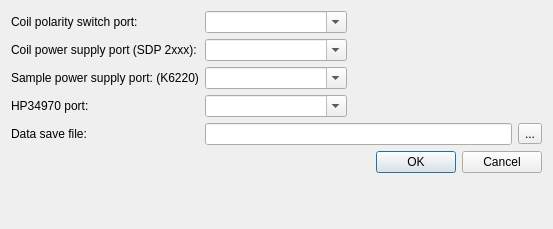
This is src/configui.ui in mBr001/hall as Qt 5 draws it before an edit. The edited form follows.
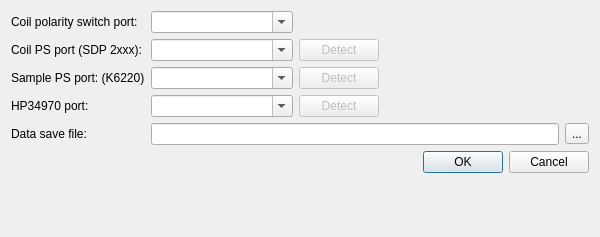
This is the edited form.

Commit message: Total rework, experiment moved into separace class

```diff
--- a/src/configui.ui
+++ b/src/configui.ui
@@ -6,8 +6,8 @@
    <rect>
     <x>0</x>
     <y>0</y>
-    <width>553</width>
-    <height>229</height>
+    <width>600</width>
+    <height>237</height>
    </rect>
   </property>
   <property name="windowTitle">
@@ -24,56 +24,17 @@
      </property>
     </widget>
    </item>
-   <item row="0" column="1">
-    <widget class="QComboBox" name="switchPortComboBox">
-     <property name="editable">
-      <bool>true</bool>
-     </property>
-     <property name="sizeAdjustPolicy">
-      <enum>QComboBox::AdjustToContents</enum>
-     </property>
-     <property name="minimumContentsLength">
-      <number>14</number>
-     </property>
-    </widget>
-   </item>
    <item row="1" column="0">
     <widget class="QLabel" name="label_2">
      <property name="text">
-      <string>Coil power supply port (SDP 2xxx):</string>
-     </property>
-    </widget>
-   </item>
-   <item row="1" column="1">
-    <widget class="QComboBox" name="powerSupplyPortComboBox">
-     <property name="editable">
-      <bool>true</bool>
-     </property>
-     <property name="sizeAdjustPolicy">
-      <enum>QComboBox::AdjustToContents</enum>
-     </property>
-     <property name="minimumContentsLength">
-      <number>14</number>
+      <string>Coil PS port (SDP 2xxx):</string>
      </property>
     </widget>
    </item>
    <item row="2" column="0">
     <widget class="QLabel" name="label_5">
      <property name="text">
-      <string>Sample power supply port: (K6220)</string>
-     </property>
-    </widget>
-   </item>
-   <item row="2" column="1">
-    <widget class="QComboBox" name="samplePowerPortComboBox">
-     <property name="editable">
-      <bool>true</bool>
-     </property>
-     <property name="sizeAdjustPolicy">
-      <enum>QComboBox::AdjustToContents</enum>
-     </property>
-     <property name="minimumContentsLength">
-      <number>14</number>
+      <string>Sample PS port: (K6220)</string>
      </property>
     </widget>
    </item>
@@ -84,19 +45,6 @@
      </property>
     </widget>
    </item>
-   <item row="3" column="1">
-    <widget class="QComboBox" name="agilentPortComboBox">
-     <property name="editable">
-      <bool>true</bool>
-     </property>
-     <property name="sizeAdjustPolicy">
-      <enum>QComboBox::AdjustToContents</enum>
-     </property>
-     <property name="minimumContentsLength">
-      <number>14</number>
-     </property>
-    </widget>
-   </item>
    <item row="4" column="0">
     <widget class="QLabel" name="label_4">
      <property name="text">
@@ -118,7 +66,105 @@
      </item>
     </layout>
    </item>
-   <item row="5" column="0" colspan="2">
+   <item row="0" column="1">
+    <layout class="QHBoxLayout" name="horizontalLayout_4">
+     <item>
+      <widget class="QComboBox" name="switchPortComboBox">
+       <property name="editable">
+        <bool>true</bool>
+       </property>
+       <property name="sizeAdjustPolicy">
+        <enum>QComboBox::AdjustToContents</enum>
+       </property>
+       <property name="minimumContentsLength">
+        <number>14</number>
+       </property>
+      </widget>
+     </item>
+    </layout>
+   </item>
+   <item row="1" column="1">
+    <layout class="QHBoxLayout" name="horizontalLayout_5">
+     <item>
+      <widget class="QComboBox" name="powerSupplyPortComboBox">
+       <property name="editable">
+        <bool>true</bool>
+       </property>
+       <property name="sizeAdjustPolicy">
+        <enum>QComboBox::AdjustToContents</enum>
+       </property>
+       <property name="minimumContentsLength">
+        <number>14</number>
+       </property>
+      </widget>
+     </item>
+     <item>
+      <widget class="QPushButton" name="pushButton">
+       <property name="enabled">
+        <bool>false</bool>
+       </property>
+       <property name="text">
+        <string>Detect</string>
+       </property>
+      </widget>
+     </item>
+    </layout>
+   </item>
+   <item row="2" column="1">
+    <layout class="QHBoxLayout" name="horizontalLayout_6">
+     <item>
+      <widget class="QComboBox" name="samplePowerPortComboBox">
+       <property name="editable">
+        <bool>true</bool>
+       </property>
+       <property name="sizeAdjustPolicy">
+        <enum>QComboBox::AdjustToContents</enum>
+       </property>
+       <property name="minimumContentsLength">
+        <number>14</number>
+       </property>
+      </widget>
+     </item>
+     <item>
+      <widget class="QPushButton" name="pushButton_2">
+       <property name="enabled">
+        <bool>false</bool>
+       </property>
+       <property name="text">
+        <string>Detect</string>
+       </property>
+      </widget>
+     </item>
+    </layout>
+   </item>
+   <item row="3" column="1">
+    <layout class="QHBoxLayout" name="horizontalLayout_7">
+     <item>
+      <widget class="QComboBox" name="agilentPortComboBox">
+       <property name="editable">
+        <bool>true</bool>
+       </property>
+       <property name="sizeAdjustPolicy">
+        <enum>QComboBox::AdjustToContents</enum>
+       </property>
+       <property name="minimumContentsLength">
+        <number>14</number>
+       </property>
+      </widget>
+     </item>
+     <item>
+      <widget class="QPushButton" name="pushButton_3">
+       <property name="enabled">
+        <bool>false</bool>
+       </property>
+       <property name="text">
+        <string>Detect</string>
+       </property>
+      </widget>
+     </item>
+    </layout>
+   </item>
+   <item row="7" column="0" colspan="2">
     <widget class="QDialogButtonBox" name="buttonBox">
      <property name="standardButtons">
       <set>QDialogButtonBox::Cancel|QDialogButtonBox::Ok</set>
```
The commit also changes 8 other files.
